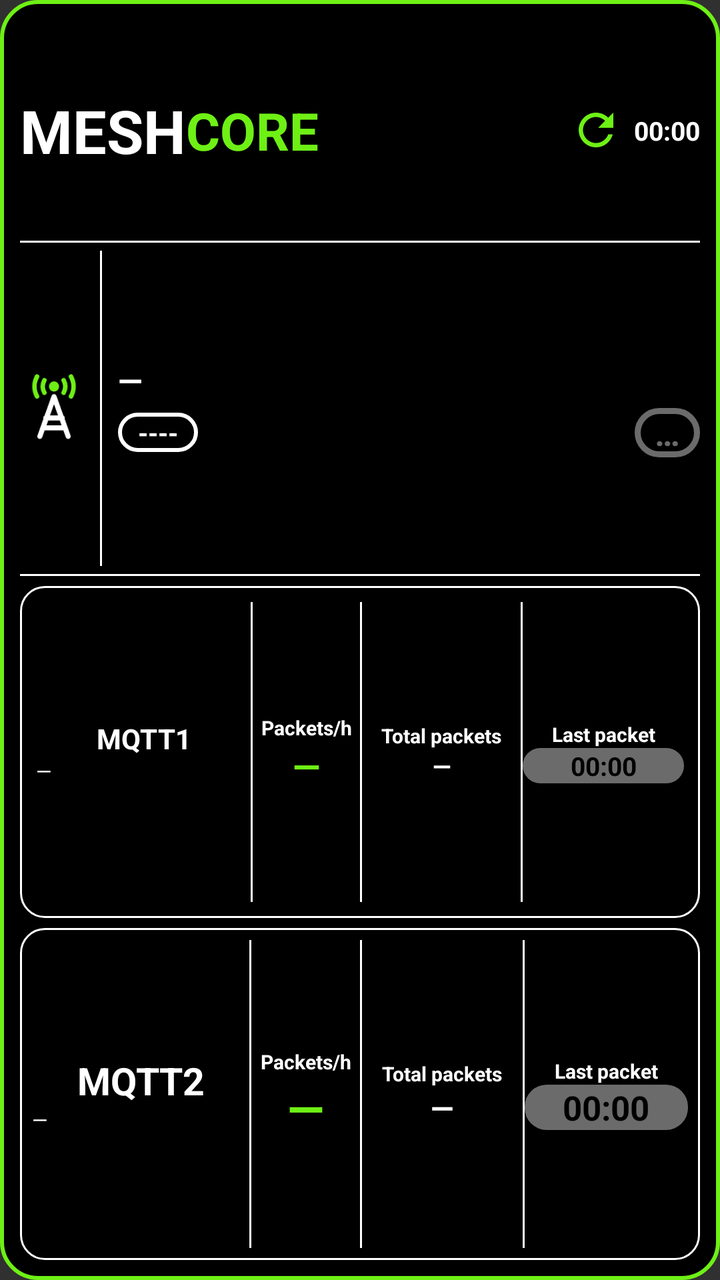
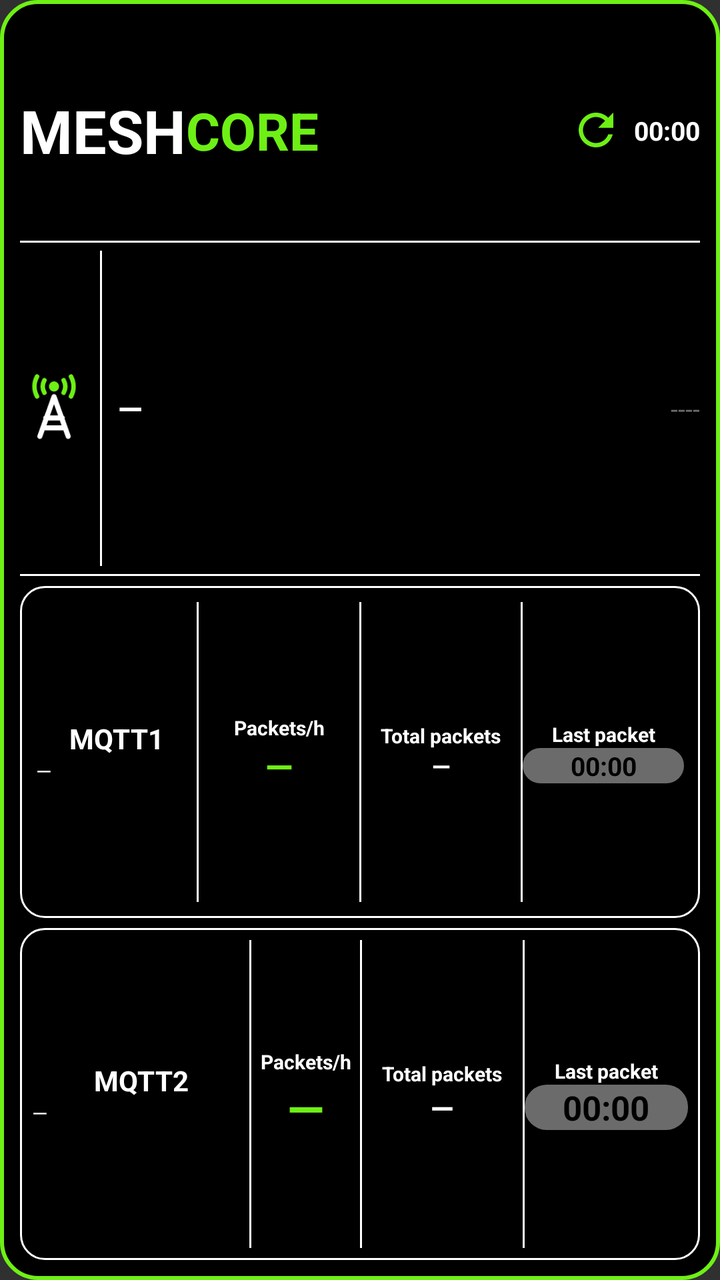

Compare the two renders of this Android layout. The source of the first and the diff that turns it into the second are given below.
<!-- AndroidManifest.xml: application theme android:Theme.Material.NoActionBar -->
<!-- res/layout/widget_observer.xml -->
<?xml version="1.0" encoding="utf-8"?>
<LinearLayout xmlns:android="http://schemas.android.com/apk/res/android"
    android:id="@+id/widget_root"
    android:layout_width="match_parent"
    android:layout_height="match_parent"
    android:orientation="vertical"
    android:padding="10dp"
    android:background="@drawable/widget_bg">

    
    <LinearLayout
        android:layout_width="match_parent"
        android:layout_height="0dp"
        android:layout_weight="2"
        android:orientation="horizontal"
        android:gravity="center_vertical">
        <TextView android:layout_width="wrap_content" android:layout_height="wrap_content"
            android:text="MESH" android:textColor="#FFFFFF" android:textStyle="bold" android:textSize="30sp" android:maxLines="1"/>
        <TextView android:layout_width="wrap_content" android:layout_height="wrap_content"
            android:text="CORE" android:textColor="#6EF015" android:textStyle="bold" android:textSize="26sp" android:maxLines="1"/>
        <FrameLayout android:layout_width="0dp" android:layout_height="1dp" android:layout_weight="1"/>
        <ImageView android:id="@+id/refresh_icon" android:layout_width="26dp" android:layout_height="26dp"
            android:src="@drawable/ic_refresh" android:contentDescription="@null"/>
        <Chronometer android:id="@+id/interval_text" android:layout_width="wrap_content" android:layout_height="wrap_content"
            android:layout_marginStart="6dp" android:text="15 s" android:textColor="#FFFFFF" android:textStyle="bold" android:textSize="13sp" android:maxLines="1"/>
    </LinearLayout>

    <FrameLayout android:layout_width="match_parent" android:layout_height="1dp" android:background="#FFFFFF"/>

    
    <LinearLayout
        android:layout_width="match_parent"
        android:layout_height="0dp"
        android:layout_weight="3"
        android:orientation="horizontal"
        android:gravity="center_vertical"
        android:paddingTop="4dp" android:paddingBottom="4dp">
        <ImageView android:layout_width="34dp" android:layout_height="34dp"
            android:src="@drawable/ic_tower" android:contentDescription="@null"/>
        <FrameLayout android:layout_width="1dp" android:layout_height="match_parent" android:layout_marginStart="6dp" android:layout_marginEnd="8dp" android:background="#FFFFFF"/>
        <LinearLayout android:layout_width="0dp" android:layout_height="wrap_content" android:layout_weight="1" android:orientation="vertical">
            <TextView android:id="@+id/obs_name" android:layout_width="match_parent" android:layout_height="wrap_content"
                android:text="—" android:textColor="#FFFFFF" android:textStyle="bold" android:textSize="16sp" android:maxLines="1" android:ellipsize="end"/>
            <LinearLayout android:layout_width="match_parent" android:layout_height="wrap_content" android:orientation="horizontal" android:gravity="center_vertical" android:layout_marginTop="3dp">
                <TextView android:id="@+id/obs_hash" android:layout_width="wrap_content" android:layout_height="wrap_content"
                    android:background="@drawable/badge_outline" android:paddingStart="10dp" android:paddingEnd="10dp" android:paddingTop="1dp" android:paddingBottom="1dp"
                    android:text="----" android:textColor="#FFFFFF" android:textStyle="bold" android:textSize="13sp" android:maxLines="1"/>
                <FrameLayout android:layout_width="0dp" android:layout_height="1dp" android:layout_weight="1"/>
                <TextView android:id="@+id/obs_live" android:layout_width="wrap_content" android:layout_height="wrap_content"
                    android:background="@drawable/live_gray" android:paddingStart="10dp" android:paddingEnd="10dp" android:paddingTop="1dp" android:paddingBottom="1dp"
                    android:text="…" android:textColor="#6B6B6B" android:textStyle="bold" android:textSize="17sp" android:maxLines="1"/>
            </LinearLayout>
        </LinearLayout>
    </LinearLayout>

    <FrameLayout android:layout_width="match_parent" android:layout_height="1dp" android:background="#FFFFFF" android:layout_marginBottom="5dp"/>

    
    <LinearLayout
        android:layout_width="match_parent" android:layout_height="0dp" android:layout_weight="3"
        android:orientation="horizontal" android:gravity="center_vertical"
        android:background="@drawable/card_outline" android:padding="8dp">
        <LinearLayout android:layout_width="0dp" android:layout_height="wrap_content" android:layout_weight="4" android:orientation="vertical">
            <TextView android:layout_width="match_parent" android:layout_height="wrap_content" android:text="MQTT1" android:textColor="#FFFFFF" android:textStyle="bold" android:gravity="center" android:textSize="14sp" android:maxLines="1" android:autoSizeTextType="uniform" android:autoSizeMinTextSize="10sp" android:autoSizeMaxTextSize="14sp" android:autoSizeStepGranularity="1sp"/>
            <TextView android:id="@+id/m1_host" android:layout_width="match_parent" android:layout_height="wrap_content" android:text="—" android:textColor="#FFFFFF" android:textSize="10sp" android:maxLines="1" android:ellipsize="end" android:autoSizeTextType="uniform" android:autoSizeMinTextSize="6sp" android:autoSizeMaxTextSize="10sp" android:autoSizeStepGranularity="1sp"/>
        </LinearLayout>
        <FrameLayout android:layout_width="1dp" android:layout_height="match_parent" android:background="#FFFFFF"/>
        <LinearLayout android:layout_width="0dp" android:layout_height="wrap_content" android:layout_weight="2" android:orientation="vertical" android:gravity="center_horizontal">
            <TextView android:layout_width="match_parent" android:layout_height="wrap_content" android:text="Packets/h" android:textColor="#FFFFFF" android:textStyle="bold" android:gravity="center" android:textSize="10sp" android:maxLines="1" android:autoSizeTextType="uniform" android:autoSizeMinTextSize="6sp" android:autoSizeMaxTextSize="10sp" android:autoSizeStepGranularity="1sp"/>
            <TextView android:id="@+id/m1_hour" android:layout_width="match_parent" android:layout_height="wrap_content" android:text="—" android:textColor="#6EF015" android:textStyle="bold" android:gravity="center" android:textSize="18sp" android:maxLines="1" android:autoSizeTextType="uniform" android:autoSizeMinTextSize="14sp" android:autoSizeMaxTextSize="24sp" android:autoSizeStepGranularity="1sp"/>
        </LinearLayout>
        <LinearLayout android:id="@+id/m1_total_col" android:layout_width="0dp" android:layout_height="match_parent" android:layout_weight="3" android:orientation="horizontal" android:gravity="center_vertical">
        <FrameLayout android:layout_width="1dp" android:layout_height="match_parent" android:background="#FFFFFF"/>
        <LinearLayout android:layout_width="0dp" android:layout_height="wrap_content" android:layout_weight="1" android:orientation="vertical" android:gravity="center_horizontal">
            <TextView android:layout_width="match_parent" android:layout_height="wrap_content" android:text="Total packets" android:textColor="#FFFFFF" android:textStyle="bold" android:gravity="center" android:textSize="10sp" android:maxLines="1" android:autoSizeTextType="uniform" android:autoSizeMinTextSize="6sp" android:autoSizeMaxTextSize="10sp" android:autoSizeStepGranularity="1sp"/>
            <TextView android:id="@+id/m1_total" android:layout_width="match_parent" android:layout_height="wrap_content" android:text="—" android:textColor="#FFFFFF" android:textStyle="bold" android:gravity="center" android:textSize="12sp" android:maxLines="1" android:autoSizeTextType="uniform" android:autoSizeMinTextSize="10sp" android:autoSizeMaxTextSize="15sp" android:autoSizeStepGranularity="1sp"/>
        </LinearLayout>
        </LinearLayout>
        <FrameLayout android:layout_width="1dp" android:layout_height="match_parent" android:background="#FFFFFF"/>
        <LinearLayout android:layout_width="0dp" android:layout_height="wrap_content" android:layout_weight="3" android:orientation="vertical" android:gravity="center_horizontal">
            <TextView android:layout_width="match_parent" android:layout_height="wrap_content" android:text="Last packet" android:textColor="#FFFFFF" android:textStyle="bold" android:gravity="center" android:textSize="10sp" android:maxLines="1" android:autoSizeTextType="uniform" android:autoSizeMinTextSize="6sp" android:autoSizeMaxTextSize="10sp" android:autoSizeStepGranularity="1sp"/>
            <Chronometer android:id="@+id/m1_last" android:layout_width="match_parent" android:layout_height="wrap_content" android:gravity="center" android:background="@drawable/pill_gray" android:text="—" android:textColor="#000000" android:textStyle="bold" android:textSize="13sp" android:maxLines="1" android:autoSizeTextType="uniform" android:autoSizeMinTextSize="9sp" android:autoSizeMaxTextSize="13sp" android:autoSizeStepGranularity="1sp"/>
        </LinearLayout>
    </LinearLayout>

    <FrameLayout android:layout_width="match_parent" android:layout_height="5dp"/>

    
    <LinearLayout
        android:layout_width="match_parent" android:layout_height="0dp" android:layout_weight="3"
        android:orientation="horizontal" android:gravity="center_vertical"
        android:background="@drawable/card_outline" android:padding="6dp">
        <LinearLayout android:layout_width="0dp" android:layout_height="wrap_content" android:layout_weight="4" android:orientation="vertical">
            <TextView android:layout_width="match_parent" android:layout_height="wrap_content" android:text="MQTT2" android:textColor="#FFFFFF" android:textStyle="bold" android:gravity="center" android:textSize="19sp" android:maxLines="1" android:autoSizeTextType="uniform" android:autoSizeMinTextSize="11sp" android:autoSizeMaxTextSize="19sp" android:autoSizeStepGranularity="1sp"/>
            <TextView android:id="@+id/m2_host" android:layout_width="match_parent" android:layout_height="wrap_content" android:text="—" android:textColor="#FFFFFF" android:textSize="10sp" android:maxLines="1" android:ellipsize="end" android:autoSizeTextType="uniform" android:autoSizeMinTextSize="6sp" android:autoSizeMaxTextSize="10sp" android:autoSizeStepGranularity="1sp"/>
        </LinearLayout>
        <FrameLayout android:layout_width="1dp" android:layout_height="match_parent" android:background="#FFFFFF"/>
        <LinearLayout android:layout_width="0dp" android:layout_height="wrap_content" android:layout_weight="2" android:orientation="vertical" android:gravity="center_horizontal">
            <TextView android:layout_width="match_parent" android:layout_height="wrap_content" android:text="Packets/h" android:textColor="#FFFFFF" android:textStyle="bold" android:gravity="center" android:textSize="10sp" android:maxLines="1" android:autoSizeTextType="uniform" android:autoSizeMinTextSize="6sp" android:autoSizeMaxTextSize="10sp" android:autoSizeStepGranularity="1sp"/>
            <TextView android:id="@+id/m2_hour" android:layout_width="match_parent" android:layout_height="wrap_content" android:text="—" android:textColor="#6EF015" android:textStyle="bold" android:gravity="center" android:textSize="24sp" android:maxLines="1" android:autoSizeTextType="uniform" android:autoSizeMinTextSize="14sp" android:autoSizeMaxTextSize="24sp" android:autoSizeStepGranularity="1sp"/>
        </LinearLayout>
        <LinearLayout android:id="@+id/m2_total_col" android:layout_width="0dp" android:layout_height="match_parent" android:layout_weight="3" android:orientation="horizontal" android:gravity="center_vertical">
        <FrameLayout android:layout_width="1dp" android:layout_height="match_parent" android:background="#FFFFFF"/>
        <LinearLayout android:layout_width="0dp" android:layout_height="wrap_content" android:layout_weight="1" android:orientation="vertical" android:gravity="center_horizontal">
            <TextView android:layout_width="match_parent" android:layout_height="wrap_content" android:text="Total packets" android:textColor="#FFFFFF" android:textStyle="bold" android:gravity="center" android:textSize="10sp" android:maxLines="1" android:autoSizeTextType="uniform" android:autoSizeMinTextSize="6sp" android:autoSizeMaxTextSize="10sp" android:autoSizeStepGranularity="1sp"/>
            <TextView android:id="@+id/m2_total" android:layout_width="match_parent" android:layout_height="wrap_content" android:text="—" android:textColor="#FFFFFF" android:textStyle="bold" android:gravity="center" android:textSize="15sp" android:maxLines="1" android:autoSizeTextType="uniform" android:autoSizeMinTextSize="10sp" android:autoSizeMaxTextSize="15sp" android:autoSizeStepGranularity="1sp"/>
        </LinearLayout>
        </LinearLayout>
        <FrameLayout android:layout_width="1dp" android:layout_height="match_parent" android:background="#FFFFFF"/>
        <LinearLayout android:layout_width="0dp" android:layout_height="wrap_content" android:layout_weight="3" android:orientation="vertical" android:gravity="center_horizontal">
            <TextView android:layout_width="match_parent" android:layout_height="wrap_content" android:text="Last packet" android:textColor="#FFFFFF" android:textStyle="bold" android:gravity="center" android:textSize="10sp" android:maxLines="1" android:autoSizeTextType="uniform" android:autoSizeMinTextSize="6sp" android:autoSizeMaxTextSize="10sp" android:autoSizeStepGranularity="1sp"/>
            <Chronometer android:id="@+id/m2_last" android:layout_width="match_parent" android:layout_height="wrap_content" android:gravity="center" android:background="@drawable/pill_gray" android:text="—" android:textColor="#000000" android:textStyle="bold" android:textSize="17sp" android:maxLines="1" android:autoSizeTextType="uniform" android:autoSizeMinTextSize="10sp" android:autoSizeMaxTextSize="17sp" android:autoSizeStepGranularity="1sp"/>
        </LinearLayout>
    </LinearLayout>
</LinearLayout>
<!-- resources referenced by this layout -->
<resources>
  <!-- drawable badge_outline (drawable) -->
  <?xml version="1.0" encoding="utf-8"?>
  <shape xmlns:android="http://schemas.android.com/apk/res/android" android:shape="rectangle">
      <solid android:color="#000000"/>
      <stroke android:width="2dp" android:color="#FFFFFF"/>
      <corners android:radius="9dp"/>
  </shape>
  <!-- drawable card_outline (drawable) -->
  <?xml version="1.0" encoding="utf-8"?>
  <shape xmlns:android="http://schemas.android.com/apk/res/android" android:shape="rectangle">
      <solid android:color="#000000"/>
      <stroke android:width="1dp" android:color="#FFFFFF"/>
      <corners android:radius="12dp"/>
  </shape>
  <!-- drawable ic_refresh (drawable) -->
  <?xml version="1.0" encoding="utf-8"?>
  <vector xmlns:android="http://schemas.android.com/apk/res/android" android:width="24dp" android:height="24dp" android:viewportWidth="24" android:viewportHeight="24">
      <path android:fillColor="#6EF015" android:pathData="M17.65,6.35C16.2,4.9 14.21,4 12,4c-4.42,0 -7.99,3.58 -7.99,8s3.57,8 7.99,8c3.73,0 6.84,-2.55 7.73,-6h-2.08c-0.82,2.33 -3.04,4 -5.65,4 -3.31,0 -6,-2.69 -6,-6s2.69,-6 6,-6c1.66,0 3.14,0.69 4.22,1.78L13,11h7V4l-2.35,2.35z"/>
  </vector>
  <!-- drawable ic_tower (drawable) -->
  <?xml version="1.0" encoding="utf-8"?>
  <vector xmlns:android="http://schemas.android.com/apk/res/android" android:width="48dp" android:height="48dp" android:viewportWidth="24" android:viewportHeight="24">
      <path android:fillColor="#6EF015" android:pathData="M12,4.4m-1.8,0a1.8,1.8 0,1 1,3.6 0a1.8,1.8 0,1 1,-3.6 0"/>
      <path android:strokeColor="#6EF015" android:strokeWidth="1.6" android:strokeLineCap="round" android:pathData="M8.6,2.2A4.6,4.6 0,0 0,8.6,6.6M15.4,2.2A4.6,4.6 0,0 1,15.4,6.6M6,0.9A7.4,7.4 0,0 0,6,7.9M18,0.9A7.4,7.4 0,0 1,18,7.9"/>
      <path android:strokeColor="#FFFFFF" android:strokeWidth="1.8" android:strokeLineCap="round" android:strokeLineJoin="round" android:pathData="M12,8L7,22M12,8L17,22M9.1,15.5L14.9,15.5M8.2,19L15.8,19"/>
  </vector>
  <!-- drawable live_gray (drawable) -->
  <?xml version="1.0" encoding="utf-8"?>
  <shape xmlns:android="http://schemas.android.com/apk/res/android" android:shape="rectangle">
      <solid android:color="#000000"/>
      <stroke android:width="3dp" android:color="#6B6B6B"/>
      <corners android:radius="12dp"/>
  </shape>
  <!-- drawable pill_gray (drawable) -->
  <?xml version="1.0" encoding="utf-8"?>
  <shape xmlns:android="http://schemas.android.com/apk/res/android" android:shape="rectangle">
      <solid android:color="#6B6B6B"/>
      <corners android:radius="11dp"/>
  </shape>
  <!-- drawable widget_bg (drawable) -->
  <?xml version="1.0" encoding="utf-8"?>
  <shape xmlns:android="http://schemas.android.com/apk/res/android" android:shape="rectangle">
      <solid android:color="#000000"/>
      <stroke android:width="2dp" android:color="#6EF015"/>
      <corners android:radius="18dp"/>
  </shape>
</resources>

<!-- the commit's change to res/layout/widget_observer.xml (unified diff, before → after) -->
@@ -21,6 +21,9 @@
         <FrameLayout android:layout_width="0dp" android:layout_height="1dp" android:layout_weight="1"/>
         <ImageView android:id="@+id/refresh_icon" android:layout_width="26dp" android:layout_height="26dp"
             android:src="@drawable/ic_refresh" android:contentDescription="@null"/>
+        <ProgressBar android:id="@+id/refresh_spinner" style="?android:attr/progressBarStyleSmall"
+            android:layout_width="26dp" android:layout_height="26dp" android:indeterminate="true"
+            android:indeterminateTint="#FFFF9500" android:visibility="gone"/>
         <Chronometer android:id="@+id/interval_text" android:layout_width="wrap_content" android:layout_height="wrap_content"
             android:layout_marginStart="6dp" android:text="15 s" android:textColor="#FFFFFF" android:textStyle="bold" android:textSize="13sp" android:maxLines="1"/>
     </LinearLayout>
@@ -38,18 +41,11 @@
         <ImageView android:layout_width="34dp" android:layout_height="34dp"
             android:src="@drawable/ic_tower" android:contentDescription="@null"/>
         <FrameLayout android:layout_width="1dp" android:layout_height="match_parent" android:layout_marginStart="6dp" android:layout_marginEnd="8dp" android:background="#FFFFFF"/>
-        <LinearLayout android:layout_width="0dp" android:layout_height="wrap_content" android:layout_weight="1" android:orientation="vertical">
-            <TextView android:id="@+id/obs_name" android:layout_width="match_parent" android:layout_height="wrap_content"
+        <LinearLayout android:layout_width="0dp" android:layout_height="wrap_content" android:layout_weight="1" android:orientation="horizontal" android:gravity="center_vertical">
+            <TextView android:id="@+id/obs_name" android:layout_width="0dp" android:layout_height="wrap_content" android:layout_weight="1"
                 android:text="—" android:textColor="#FFFFFF" android:textStyle="bold" android:textSize="16sp" android:maxLines="1" android:ellipsize="end"/>
-            <LinearLayout android:layout_width="match_parent" android:layout_height="wrap_content" android:orientation="horizontal" android:gravity="center_vertical" android:layout_marginTop="3dp">
-                <TextView android:id="@+id/obs_hash" android:layout_width="wrap_content" android:layout_height="wrap_content"
-                    android:background="@drawable/badge_outline" android:paddingStart="10dp" android:paddingEnd="10dp" android:paddingTop="1dp" android:paddingBottom="1dp"
-                    android:text="----" android:textColor="#FFFFFF" android:textStyle="bold" android:textSize="13sp" android:maxLines="1"/>
-                <FrameLayout android:layout_width="0dp" android:layout_height="1dp" android:layout_weight="1"/>
-                <TextView android:id="@+id/obs_live" android:layout_width="wrap_content" android:layout_height="wrap_content"
-                    android:background="@drawable/live_gray" android:paddingStart="10dp" android:paddingEnd="10dp" android:paddingTop="1dp" android:paddingBottom="1dp"
-                    android:text="…" android:textColor="#6B6B6B" android:textStyle="bold" android:textSize="17sp" android:maxLines="1"/>
-            </LinearLayout>
+            <TextView android:id="@+id/obs_hash" android:layout_width="0dp" android:layout_height="wrap_content" android:layout_weight="1.5"
+                android:text="----" android:textColor="#6B6B6B" android:textSize="13sp" android:maxLines="1" android:ellipsize="end" android:gravity="end"/>
         </LinearLayout>
     </LinearLayout>
 
@@ -60,12 +56,12 @@
         android:layout_width="match_parent" android:layout_height="0dp" android:layout_weight="3"
         android:orientation="horizontal" android:gravity="center_vertical"
         android:background="@drawable/card_outline" android:padding="8dp">
-        <LinearLayout android:layout_width="0dp" android:layout_height="wrap_content" android:layout_weight="4" android:orientation="vertical">
-            <TextView android:layout_width="match_parent" android:layout_height="wrap_content" android:text="MQTT1" android:textColor="#FFFFFF" android:textStyle="bold" android:gravity="center" android:textSize="14sp" android:maxLines="1" android:autoSizeTextType="uniform" android:autoSizeMinTextSize="10sp" android:autoSizeMaxTextSize="14sp" android:autoSizeStepGranularity="1sp"/>
+        <LinearLayout android:layout_width="0dp" android:layout_height="wrap_content" android:layout_weight="3" android:orientation="vertical">
+            <TextView android:layout_width="match_parent" android:layout_height="wrap_content" android:id="@+id/m1_title" android:text="MQTT1" android:textColor="#FFFFFF" android:textStyle="bold" android:gravity="center" android:textSize="14sp" android:maxLines="1" android:autoSizeTextType="uniform" android:autoSizeMinTextSize="10sp" android:autoSizeMaxTextSize="14sp" android:autoSizeStepGranularity="1sp"/>
             <TextView android:id="@+id/m1_host" android:layout_width="match_parent" android:layout_height="wrap_content" android:text="—" android:textColor="#FFFFFF" android:textSize="10sp" android:maxLines="1" android:ellipsize="end" android:autoSizeTextType="uniform" android:autoSizeMinTextSize="6sp" android:autoSizeMaxTextSize="10sp" android:autoSizeStepGranularity="1sp"/>
         </LinearLayout>
         <FrameLayout android:layout_width="1dp" android:layout_height="match_parent" android:background="#FFFFFF"/>
-        <LinearLayout android:layout_width="0dp" android:layout_height="wrap_content" android:layout_weight="2" android:orientation="vertical" android:gravity="center_horizontal">
+        <LinearLayout android:layout_width="0dp" android:layout_height="wrap_content" android:layout_weight="3" android:orientation="vertical" android:gravity="center_horizontal">
             <TextView android:layout_width="match_parent" android:layout_height="wrap_content" android:text="Packets/h" android:textColor="#FFFFFF" android:textStyle="bold" android:gravity="center" android:textSize="10sp" android:maxLines="1" android:autoSizeTextType="uniform" android:autoSizeMinTextSize="6sp" android:autoSizeMaxTextSize="10sp" android:autoSizeStepGranularity="1sp"/>
             <TextView android:id="@+id/m1_hour" android:layout_width="match_parent" android:layout_height="wrap_content" android:text="—" android:textColor="#6EF015" android:textStyle="bold" android:gravity="center" android:textSize="18sp" android:maxLines="1" android:autoSizeTextType="uniform" android:autoSizeMinTextSize="14sp" android:autoSizeMaxTextSize="24sp" android:autoSizeStepGranularity="1sp"/>
         </LinearLayout>
@@ -91,7 +87,7 @@
         android:orientation="horizontal" android:gravity="center_vertical"
         android:background="@drawable/card_outline" android:padding="6dp">
         <LinearLayout android:layout_width="0dp" android:layout_height="wrap_content" android:layout_weight="4" android:orientation="vertical">
-            <TextView android:layout_width="match_parent" android:layout_height="wrap_content" android:text="MQTT2" android:textColor="#FFFFFF" android:textStyle="bold" android:gravity="center" android:textSize="19sp" android:maxLines="1" android:autoSizeTextType="uniform" android:autoSizeMinTextSize="11sp" android:autoSizeMaxTextSize="19sp" android:autoSizeStepGranularity="1sp"/>
+            <TextView android:layout_width="match_parent" android:layout_height="wrap_content" android:id="@+id/m2_title" android:text="MQTT2" android:textColor="#FFFFFF" android:textStyle="bold" android:gravity="center" android:textSize="14sp" android:maxLines="1" android:autoSizeTextType="uniform" android:autoSizeMinTextSize="11sp" android:autoSizeMaxTextSize="19sp" android:autoSizeStepGranularity="1sp"/>
             <TextView android:id="@+id/m2_host" android:layout_width="match_parent" android:layout_height="wrap_content" android:text="—" android:textColor="#FFFFFF" android:textSize="10sp" android:maxLines="1" android:ellipsize="end" android:autoSizeTextType="uniform" android:autoSizeMinTextSize="6sp" android:autoSizeMaxTextSize="10sp" android:autoSizeStepGranularity="1sp"/>
         </LinearLayout>
         <FrameLayout android:layout_width="1dp" android:layout_height="match_parent" android:background="#FFFFFF"/>
<!-- resource entries referenced after the edit -->
@@ -1,12 +1,5 @@
 <!-- resources referenced by this layout -->
 <resources>
-  <!-- drawable badge_outline (drawable) -->
-  <?xml version="1.0" encoding="utf-8"?>
-  <shape xmlns:android="http://schemas.android.com/apk/res/android" android:shape="rectangle">
-      <solid android:color="#000000"/>
-      <stroke android:width="2dp" android:color="#FFFFFF"/>
-      <corners android:radius="9dp"/>
-  </shape>
   <!-- drawable card_outline (drawable) -->
   <?xml version="1.0" encoding="utf-8"?>
   <shape xmlns:android="http://schemas.android.com/apk/res/android" android:shape="rectangle">
@@ -26,13 +19,6 @@
       <path android:strokeColor="#6EF015" android:strokeWidth="1.6" android:strokeLineCap="round" android:pathData="M8.6,2.2A4.6,4.6 0,0 0,8.6,6.6M15.4,2.2A4.6,4.6 0,0 1,15.4,6.6M6,0.9A7.4,7.4 0,0 0,6,7.9M18,0.9A7.4,7.4 0,0 1,18,7.9"/>
       <path android:strokeColor="#FFFFFF" android:strokeWidth="1.8" android:strokeLineCap="round" android:strokeLineJoin="round" android:pathData="M12,8L7,22M12,8L17,22M9.1,15.5L14.9,15.5M8.2,19L15.8,19"/>
   </vector>
-  <!-- drawable live_gray (drawable) -->
-  <?xml version="1.0" encoding="utf-8"?>
-  <shape xmlns:android="http://schemas.android.com/apk/res/android" android:shape="rectangle">
-      <solid android:color="#000000"/>
-      <stroke android:width="3dp" android:color="#6B6B6B"/>
-      <corners android:radius="12dp"/>
-  </shape>
   <!-- drawable pill_gray (drawable) -->
   <?xml version="1.0" encoding="utf-8"?>
   <shape xmlns:android="http://schemas.android.com/apk/res/android" android:shape="rectangle">
